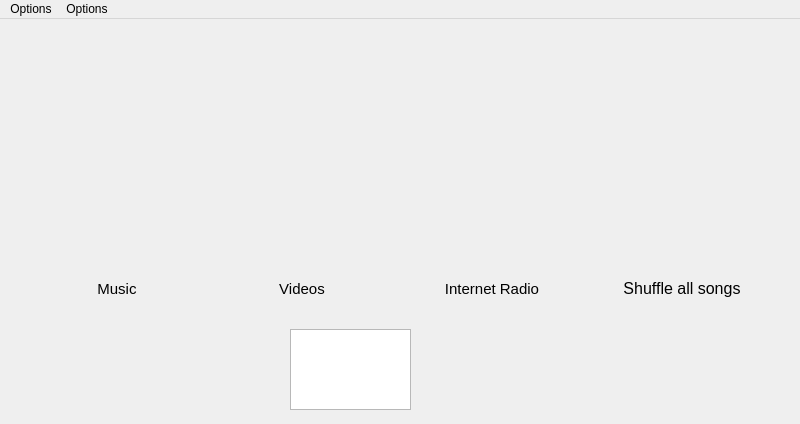
This is mainwindow.ui in gidzzz/openmediaplayer as Qt 5 draws it before an edit. The edited form follows.
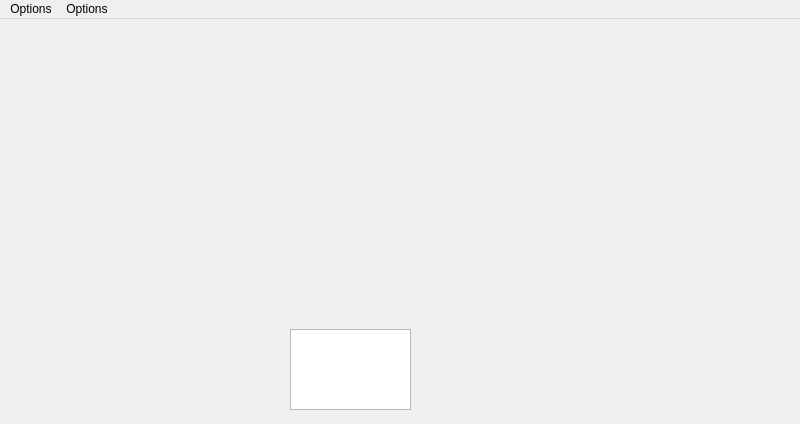
This is the edited form. Icons and pictures are not drawn. Custom widgets are drawn as their Qt base class.

What changed in the file:
```diff
--- a/mainwindow.ui
+++ b/mainwindow.ui
@@ -184,13 +184,6 @@
     <property name="styleSheet">
      <string notr="true"/>
     </property>
-    <property name="text">
-     <string>&lt;!DOCTYPE HTML PUBLIC &quot;-//W3C//DTD HTML 4.0//EN&quot; &quot;http://www.w3.org/TR/REC-html40/strict.dtd&quot;&gt;
-&lt;html&gt;&lt;head&gt;&lt;meta name=&quot;qrichtext&quot; content=&quot;1&quot; /&gt;&lt;style type=&quot;text/css&quot;&gt;
-p, li { white-space: pre-wrap; }
-&lt;/style&gt;&lt;/head&gt;&lt;body style=&quot; font-family:'Ubuntu'; font-size:13pt; font-weight:400; font-style:normal;&quot;&gt;
-&lt;p align=&quot;center&quot; style=&quot; margin-top:0px; margin-bottom:0px; margin-left:0px; margin-right:0px; -qt-block-indent:0; text-indent:0px;&quot;&gt;&lt;span style=&quot; font-size:11pt;&quot;&gt;Music&lt;/span&gt;&lt;/p&gt;&lt;/body&gt;&lt;/html&gt;</string>
-    </property>
     <property name="alignment">
      <set>Qt::AlignCenter</set>
     </property>
@@ -209,13 +202,6 @@
       <pointsize>13</pointsize>
      </font>
     </property>
-    <property name="text">
-     <string>&lt;!DOCTYPE HTML PUBLIC &quot;-//W3C//DTD HTML 4.0//EN&quot; &quot;http://www.w3.org/TR/REC-html40/strict.dtd&quot;&gt;
-&lt;html&gt;&lt;head&gt;&lt;meta name=&quot;qrichtext&quot; content=&quot;1&quot; /&gt;&lt;style type=&quot;text/css&quot;&gt;
-p, li { white-space: pre-wrap; }
-&lt;/style&gt;&lt;/head&gt;&lt;body style=&quot; font-family:'Ubuntu'; font-size:11pt; font-weight:400; font-style:normal;&quot;&gt;
-&lt;p align=&quot;center&quot; style=&quot; margin-top:0px; margin-bottom:0px; margin-left:0px; margin-right:0px; -qt-block-indent:0; text-indent:0px;&quot;&gt;Videos&lt;/p&gt;&lt;/body&gt;&lt;/html&gt;</string>
-    </property>
     <property name="alignment">
      <set>Qt::AlignCenter</set>
     </property>
@@ -234,13 +220,6 @@
       <pointsize>13</pointsize>
      </font>
     </property>
-    <property name="text">
-     <string>&lt;!DOCTYPE HTML PUBLIC &quot;-//W3C//DTD HTML 4.0//EN&quot; &quot;http://www.w3.org/TR/REC-html40/strict.dtd&quot;&gt;
-&lt;html&gt;&lt;head&gt;&lt;meta name=&quot;qrichtext&quot; content=&quot;1&quot; /&gt;&lt;style type=&quot;text/css&quot;&gt;
-p, li { white-space: pre-wrap; }
-&lt;/style&gt;&lt;/head&gt;&lt;body style=&quot; font-family:'Ubuntu'; font-size:11pt; font-weight:400; font-style:normal;&quot;&gt;
-&lt;p align=&quot;center&quot; style=&quot; margin-top:0px; margin-bottom:0px; margin-left:0px; margin-right:0px; -qt-block-indent:0; text-indent:0px;&quot;&gt;Internet Radio&lt;/p&gt;&lt;/body&gt;&lt;/html&gt;</string>
-    </property>
     <property name="alignment">
      <set>Qt::AlignCenter</set>
     </property>
@@ -259,13 +238,6 @@
       <pointsize>13</pointsize>
      </font>
     </property>
-    <property name="text">
-     <string>&lt;!DOCTYPE HTML PUBLIC &quot;-//W3C//DTD HTML 4.0//EN&quot; &quot;http://www.w3.org/TR/REC-html40/strict.dtd&quot;&gt;
-&lt;html&gt;&lt;head&gt;&lt;meta name=&quot;qrichtext&quot; content=&quot;1&quot; /&gt;&lt;style type=&quot;text/css&quot;&gt;
-p, li { white-space: pre-wrap; }
-&lt;/style&gt;&lt;/head&gt;&lt;body style=&quot; font-family:'Ubuntu'; font-size:13pt; font-weight:400; font-style:normal;&quot;&gt;
-&lt;p style=&quot; margin-top:0px; margin-bottom:0px; margin-left:0px; margin-right:0px; -qt-block-indent:0; text-indent:0px;&quot;&gt;&lt;span style=&quot; font-size:12pt;&quot;&gt;Shuffle all songs&lt;/span&gt;&lt;/p&gt;&lt;/body&gt;&lt;/html&gt;</string>
-    </property>
     <property name="alignment">
      <set>Qt::AlignCenter</set>
     </property>
```
